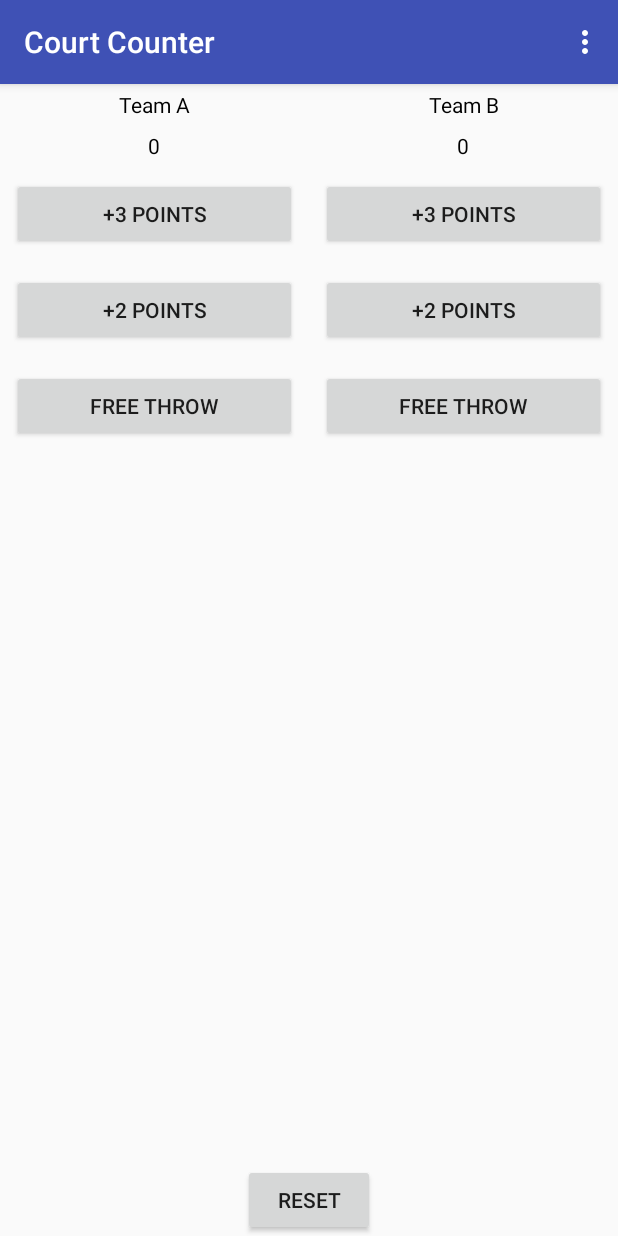
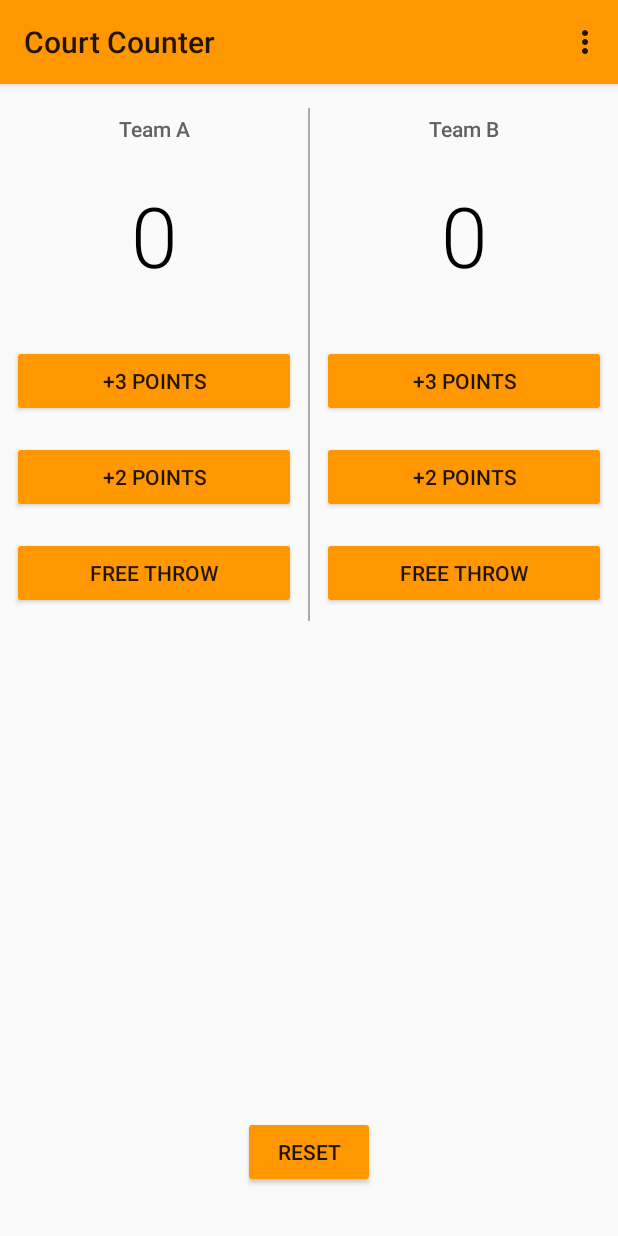
Before and after one commit to amandabarta/CourtCounter, an Android app: the screen it shows after launch (MainActivity), on a phone screen of 412 x 824 dp. Run offline under Robolectric (Android 15) with nearby library versions, the phone set to English and light mode, and no system bars.

Commit message:
added styles to app

```diff
--- a/app/src/main/res/layout/activity_main.xml
+++ b/app/src/main/res/layout/activity_main.xml
@@ -9,37 +9,47 @@
 
     <LinearLayout
         android:layout_width="match_parent"
-        android:layout_height="match_parent"
+        android:layout_height="wrap_content"
         android:orientation="horizontal">
 
         <LinearLayout
             android:layout_width="0dp"
-            android:layout_height="match_parent"
+            android:layout_height="wrap_content"
             android:layout_weight="3"
             android:orientation="vertical">
 
             <TextView
                 android:layout_width="match_parent"
                 android:layout_height="wrap_content"
+                android:layout_marginBottom="16dp"
+                android:layout_marginTop="16dp"
+                android:fontFamily="sans-serif-medium"
                 android:gravity="center_horizontal"
                 android:padding="4dp"
                 android:text="Team A"
-                android:textColor="#000" />
+                android:textColor="#616161"
+                android:textSize="14sp" />
 
             <TextView
                 android:id="@+id/team_a_score"
                 android:layout_width="match_parent"
                 android:layout_height="wrap_content"
+                android:layout_marginBottom="24dp"
+                android:fontFamily="sans-serif-light"
                 android:gravity="center_horizontal"
                 android:padding="4dp"
                 android:text="0"
-                android:textColor="#000" />
+                android:textColor="#000"
+                android:textSize="56sp" />
 
             <Button
                 android:id="@+id/button_3_pointer_team_a"
                 android:layout_width="match_parent"
                 android:layout_height="wrap_content"
                 android:layout_margin="8dp"
+                android:layout_marginBottom="8dp"
+                android:layout_marginLeft="24dp"
+                android:layout_marginRight="24dp"
                 android:onClick="plusThreeTeamA"
                 android:text="+3 Points" />
 
@@ -48,6 +58,7 @@
                 android:layout_width="match_parent"
                 android:layout_height="wrap_content"
                 android:layout_margin="8dp"
+                android:layout_marginBottom="8dp"
                 android:onClick="plusTwoTeamA"
                 android:text="+2 Points" />
 
@@ -58,37 +69,56 @@
                 android:layout_margin="8dp"
                 android:onClick="plusOneTeamA"
                 android:text="Free Throw" />
+
+
         </LinearLayout>
+
+
+        <View
+            android:layout_width="1dp"
+            android:layout_height="match_parent"
+            android:layout_marginTop="16dp"
+            android:background="@android:color/darker_gray" />
 
 
         <LinearLayout
             android:layout_width="0dp"
-            android:layout_height="match_parent"
+            android:layout_height="wrap_content"
             android:layout_weight="3"
             android:orientation="vertical">
 
             <TextView
                 android:layout_width="match_parent"
                 android:layout_height="wrap_content"
+                android:layout_marginBottom="16dp"
+                android:layout_marginTop="16dp"
+                android:fontFamily="sans-serif-medium"
                 android:gravity="center_horizontal"
                 android:padding="4dp"
                 android:text="Team B"
-                android:textColor="#000" />
+                android:textColor="#616161"
+                android:textSize="14sp" />
 
             <TextView
                 android:id="@+id/team_b_score"
                 android:layout_width="match_parent"
                 android:layout_height="wrap_content"
+                android:layout_marginBottom="24dp"
+                android:fontFamily="sans-serif-light"
                 android:gravity="center_horizontal"
                 android:padding="4dp"
                 android:text="0"
-                android:textColor="#000" />
+                android:textColor="#000"
+                android:textSize="56sp" />
 
             <Button
                 android:id="@+id/button_3_pointer_team_b"
                 android:layout_width="match_parent"
                 android:layout_height="wrap_content"
                 android:layout_margin="8dp"
+                android:layout_marginBottom="8dp"
+                android:layout_marginLeft="24dp"
+                android:layout_marginRight="24dp"
                 android:onClick="plusThreeTeamB"
                 android:text="+3 Points" />
 
@@ -97,6 +127,7 @@
                 android:layout_width="match_parent"
                 android:layout_height="wrap_content"
                 android:layout_margin="8dp"
+                android:layout_marginBottom="8dp"
                 android:onClick="plusTwoTeamB"
                 android:text="+2 Points" />
 
@@ -118,6 +149,7 @@
         android:layout_height="wrap_content"
         android:layout_alignParentBottom="true"
         android:layout_centerHorizontal="true"
+        android:layout_marginBottom="32dp"
         android:onClick="resetScores"
         android:text="Reset" />
 
--- a/app/src/main/res/values/styles.xml
+++ b/app/src/main/res/values/styles.xml
@@ -1,11 +1,9 @@
 <resources>
-
     <!-- Base application theme. -->
-    <style name="AppTheme" parent="Theme.AppCompat.Light.DarkActionBar">
-        <!-- Customize your theme here. -->
-        <item name="colorPrimary">@color/colorPrimary</item>
-        <item name="colorPrimaryDark">@color/colorPrimaryDark</item>
-        <item name="colorAccent">@color/colorAccent</item>
+    <style name="AppTheme" parent="Theme.AppCompat.Light">
+        <!-- Primary theme color of the app (sets background color of app bar) -->
+        <item name="colorPrimary">#FF9800</item>
+        <!-- Background color of buttons in the app -->
+        <item name="colorButtonNormal">#FF9800</item>
     </style>
-
 </resources>
```
